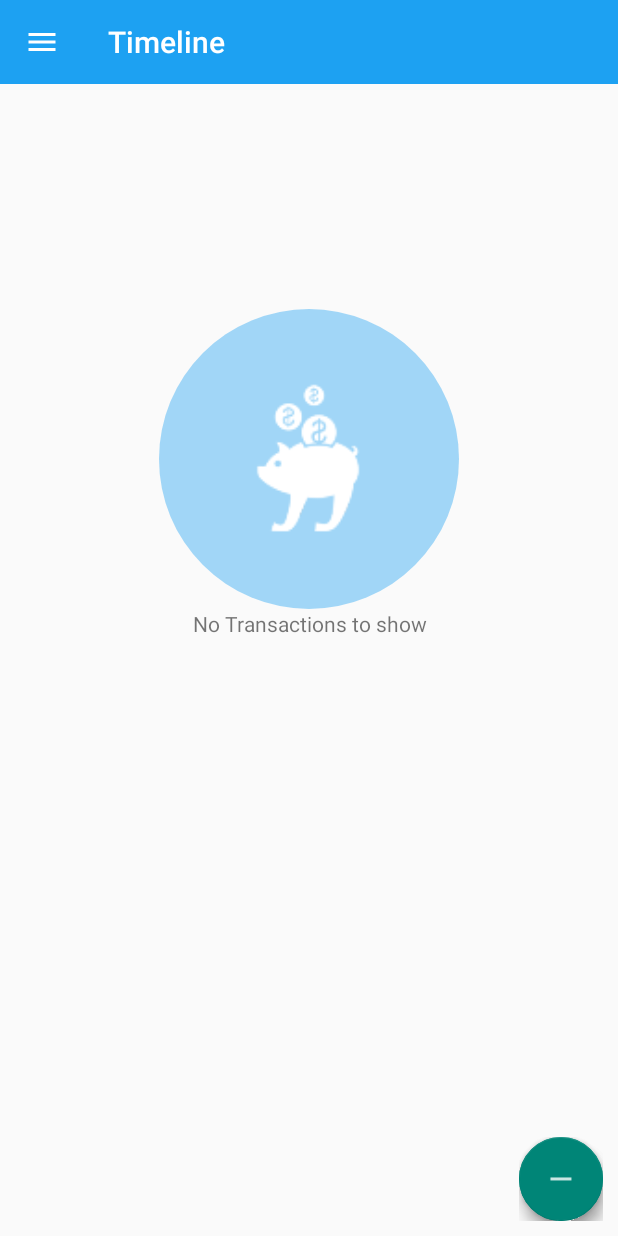
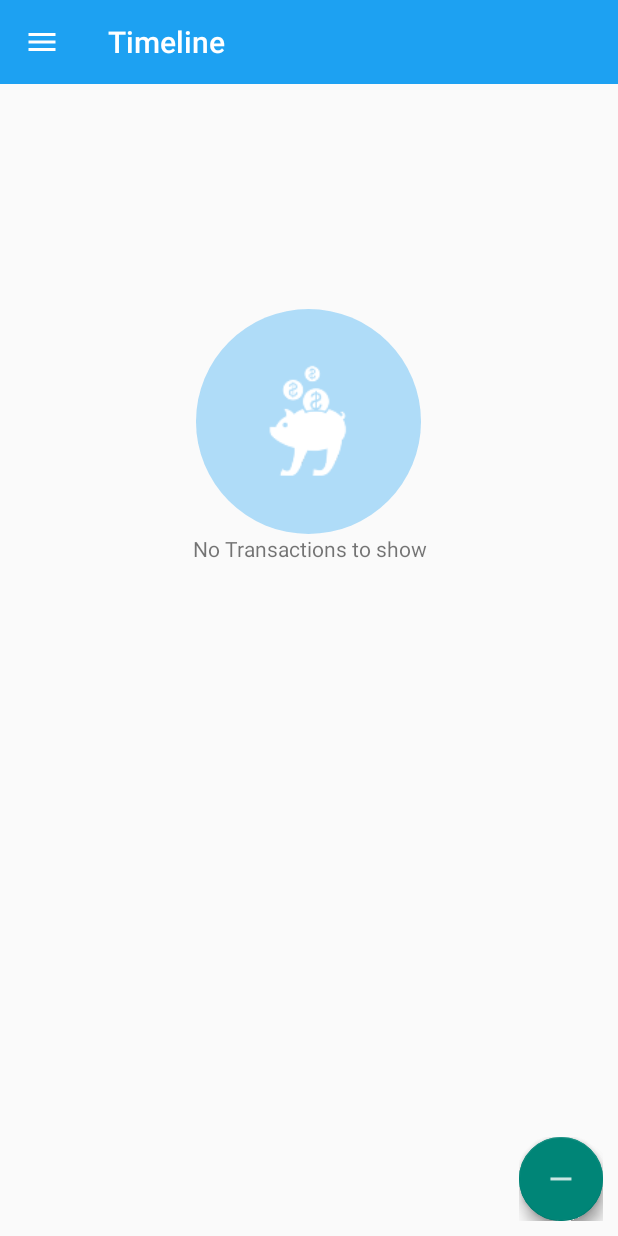
Before and after one commit to jashgopani/PijjyBank, an Android app: the screen it shows after launch once a user with an empty profile is signed in (PayrollActivity), on a phone screen of 412 x 824 dp. Run offline under Robolectric (Android 15) with nearby library versions, the phone set to English and light mode, and no system bars; our stand-ins replace Firebase (no records; nobody signed in at launch, a user with empty details on screens opened directly); libraries missing offline, so code that uses them is left out: com.github.clans.fab; plain views replace FloatingActionButton, FloatingActionMenu; 4 statements that could not run were skipped.

```diff
--- a/app/build.gradle
+++ b/app/build.gradle
@@ -4,7 +4,7 @@ android {
     compileSdkVersion 27
     defaultConfig {
         applicationId "com.example.android.pijjybank"
-        minSdkVersion 21
+        minSdkVersion 15
         targetSdkVersion 27
         versionCode 1
         versionName "1.0"
--- a/app/src/main/java/com/example/android/pijjybank/AddExpenseActivity.java
+++ b/app/src/main/java/com/example/android/pijjybank/AddExpenseActivity.java
@@ -118,7 +118,6 @@ public class AddExpenseActivity extends AppCompatActivity {
                     DatabaseReference child = database.child("Transactions");
                     child.push().setValue(t);
                     Toast.makeText(AddExpenseActivity.this, "Expense Added Successfully", Toast.LENGTH_SHORT).show();
-                    Toast.makeText(AddExpenseActivity.this, categoryValue, Toast.LENGTH_LONG).show();
                     finish();
                     startActivity(new Intent(AddExpenseActivity.this, PayrollActivity.class));
                 }
@@ -169,6 +168,7 @@ public class AddExpenseActivity extends AppCompatActivity {
                 int tempAmount = Integer.parseInt(temp);
                 tempAmount = tempAmount * 72;
                 amountValue = Integer.toString(tempAmount);
+                Toast.makeText(this, amountValue, Toast.LENGTH_SHORT).show();
             }else if(currencyTypeValue.equals("UAE")){
                 int tempAmount = Integer.parseInt(temp);
                 tempAmount = tempAmount * 20;
@@ -176,6 +176,9 @@ public class AddExpenseActivity extends AppCompatActivity {
             }else if(currencyTypeValue.equals("EUR")){
                 int tempAmount = Integer.parseInt(temp);
                 tempAmount = tempAmount * 82;
+                amountValue = Integer.toString(tempAmount);
+            }else if(currencyTypeValue.equals("INR")){
+                int tempAmount = Integer.parseInt(temp);
                 amountValue = Integer.toString(tempAmount);
             }
         }
--- a/app/src/main/java/com/example/android/pijjybank/AddIncomeActivity.java
+++ b/app/src/main/java/com/example/android/pijjybank/AddIncomeActivity.java
@@ -171,6 +171,9 @@ public class AddIncomeActivity extends AppCompatActivity {
                 int tempAmount = Integer.parseInt(temp);
                 tempAmount = tempAmount * 82;
                 amountValue = Integer.toString(tempAmount);
+            }else if(currencyTypeValue.equals("INR")){
+                int tempAmount = Integer.parseInt(temp);
+                amountValue = Integer.toString(tempAmount);
             }
         }
 
--- a/app/src/main/java/com/example/android/pijjybank/ProfileActivity.java
+++ b/app/src/main/java/com/example/android/pijjybank/ProfileActivity.java
@@ -104,7 +104,7 @@ public class ProfileActivity extends AppCompatActivity {
                     User current = snapshot.getValue(User.class);
                     String key = snapshot.getKey();
                     navHeaderName = current.getName();
-                    if (key.equals(id)) {
+                    if (key.compareTo(id)==0) {
                         navHeaderName = current.getName();
                         usernameSideBar.setText(navHeaderName);
                         usernametv.setText(navHeaderName);
--- a/app/src/main/res/drawable/gray_circle.xml
+++ b/app/src/main/res/drawable/gray_circle.xml
@@ -2,8 +2,8 @@
 <selector xmlns:android="http://schemas.android.com/apk/res/android">
     <item>
         <shape android:shape="oval">
-            <solid android:color="#661DA1F2"></solid>
-            <size android:width="200dp" android:height="200dp"></size>
+            <solid android:color="#561da1f2"></solid>
+            <size android:width="150dp" android:height="150dp"></size>
         </shape>
     </item>
 </selector>
```
Also changed, not shown: 1 other file.
